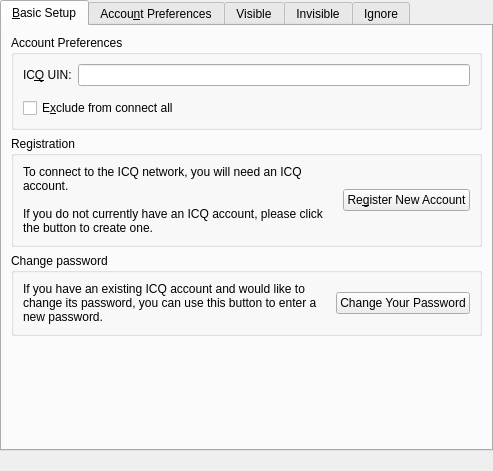
KDE/kopete, file protocols/oscar/icq/ui/icqeditaccountui.ui: the form before one commit.
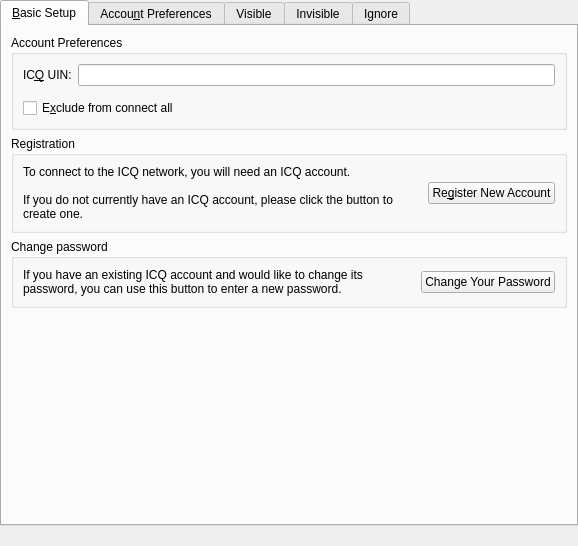
The form after the commit. Custom widgets are drawn as their Qt base class.

Commit message: Hide the 'register new account' button when editing an existing account here too

Diff of the .ui file:
```diff
--- a/protocols/oscar/icq/ui/icqeditaccountui.ui
+++ b/protocols/oscar/icq/ui/icqeditaccountui.ui
@@ -5,8 +5,8 @@
    <rect>
     <x>0</x>
     <y>0</y>
-    <width>493</width>
-    <height>471</height>
+    <width>578</width>
+    <height>546</height>
    </rect>
   </property>
   <property name="windowTitle" >
@@ -951,7 +951,7 @@
  <customwidgets>
   <customwidget>
    <class>Kopete::UI::PasswordWidget</class>
-   <extends>QWidget</extends>
+   <extends></extends>
    <header>kopetepasswordwidget.h</header>
   </customwidget>
  </customwidgets>
```
Left out of the diff: 2 changed lines with no effect on the pictures. The commit also changes 3 other files.
